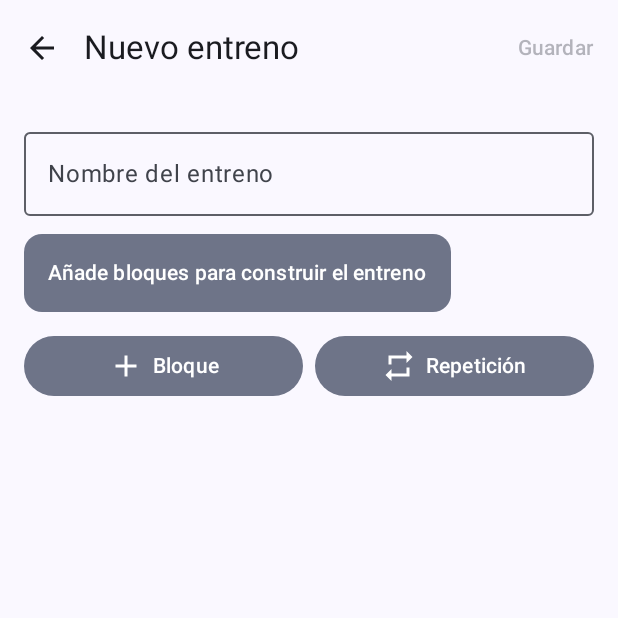
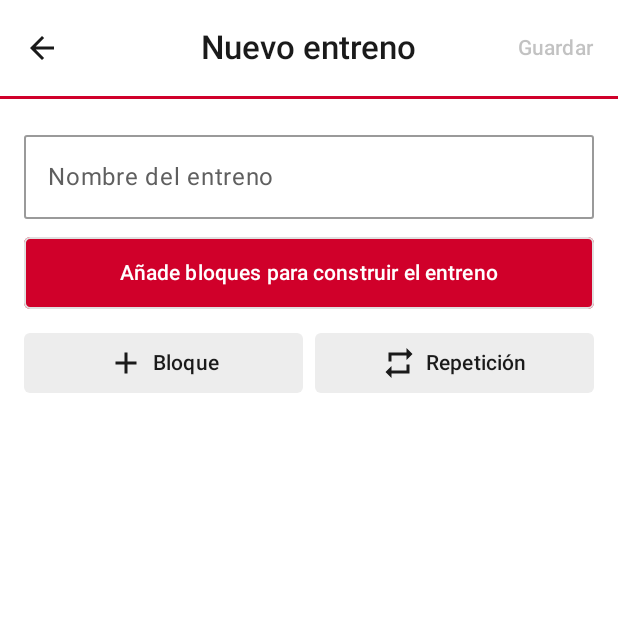
Before and after one commit to averok/running, an Android app built with Jetpack Compose: the screen it shows after launch (MainActivity), after a tap on "Nuevo entreno", on a phone screen of 412 x 824 dp, the top half of it. Run offline under Robolectric (Android 15) with nearby library versions, the phone set to English and light mode, and no system bars; 2 other taps on this screen came first.

Commit message:
Estilo visual inspirado en Polar Flow
Tema fijo con rojo de marca, formas planas y paleta de zonas para los
tipos de bloque. Componentes compartidos (PolarTopBar, PolarCard,
StatBlock, SectionHeader, PolarFab) aplicados a todas las pantallas.

Co-Authored-By: Claude Sonnet 5.5 <noreply@anthropic.com>

```diff
--- a/app/src/main/java/app/running/ui/Format.kt
+++ b/app/src/main/java/app/running/ui/Format.kt
@@ -54,3 +54,5 @@ fun Summary.label(): String {
     if (parts.isEmpty()) return "Sin datos"
     return (if (approx) "≈ " else "") + parts.joinToString(" · ")
 }
+
+fun Int.blocksLabel(): String = if (this == 1) "1 bloque" else "$this bloques"
--- a/app/src/main/java/app/running/ui/HomeBar.kt
+++ b/app/src/main/java/app/running/ui/HomeBar.kt
@@ -19,13 +19,18 @@ enum class HomeTab(val label: String, val icon: ImageVector) {
 
 @Composable
 fun HomeBar(vm: WorkoutViewModel) {
-    NavigationBar {
+    NavigationBar(containerColor = MaterialTheme.colorScheme.surface) {
         HomeTab.entries.forEach { t ->
             NavigationBarItem(
                 selected = vm.tab == t,
                 onClick = { vm.tab = t },
                 icon = { androidx.compose.material3.Icon(t.icon, null) },
                 label = { Text(t.label) },
+                colors = NavigationBarItemDefaults.colors(
+                    selectedIconColor = MaterialTheme.colorScheme.primary,
+                    selectedTextColor = MaterialTheme.colorScheme.primary,
+                    indicatorColor = MaterialTheme.colorScheme.primaryContainer,
+                ),
             )
         }
     }
--- /dev/null
+++ b/app/src/main/java/app/running/ui/PolarComponents.kt
@@ -0,0 +1,96 @@
+package app.running.ui
+
+import androidx.compose.foundation.BorderStroke
+import androidx.compose.foundation.background
+import androidx.compose.foundation.layout.*
+import androidx.compose.material3.*
+import androidx.compose.runtime.Composable
+import androidx.compose.ui.Alignment
+import androidx.compose.ui.Modifier
+import androidx.compose.ui.graphics.Color
+import androidx.compose.ui.graphics.vector.ImageVector
+import androidx.compose.ui.unit.dp
+import androidx.compose.ui.unit.sp
+
+/** Barra superior centrada con una línea roja debajo (identidad Polar). */
+@OptIn(ExperimentalMaterial3Api::class)
+@Composable
+fun PolarTopBar(
+    title: String,
+    navigationIcon: @Composable () -> Unit = {},
+    actions: @Composable RowScope.() -> Unit = {},
+) {
+    Column {
+        CenterAlignedTopAppBar(
+            title = { Text(title, style = MaterialTheme.typography.titleLarge) },
+            navigationIcon = navigationIcon,
+            actions = actions,
+            colors = TopAppBarDefaults.topAppBarColors(containerColor = MaterialTheme.colorScheme.background),
+        )
+        HorizontalDivider(thickness = 2.dp, color = MaterialTheme.colorScheme.primary)
+    }
+}
+
+/** Cabecera de sección: banda gris centrada con línea roja fina arriba. */
+@Composable
+fun SectionHeader(text: String, modifier: Modifier = Modifier) {
+    Column(modifier.fillMaxWidth()) {
+        HorizontalDivider(thickness = 1.dp, color = MaterialTheme.colorScheme.primary)
+        Box(
+            Modifier.fillMaxWidth().background(MaterialTheme.colorScheme.surfaceVariant).padding(vertical = 10.dp),
+            contentAlignment = Alignment.Center,
+        ) {
+            Text(text, style = MaterialTheme.typography.titleSmall)
+        }
+    }
+}
+
+/** Cifra grande con la unidad pequeña pegada y la etiqueta debajo. */
+@Composable
+fun StatBlock(
+    value: String,
+    unit: String?,
+    label: String,
+    modifier: Modifier = Modifier,
+    valueColor: Color = MaterialTheme.colorScheme.onSurface,
+    labelColor: Color = MaterialTheme.colorScheme.onSurfaceVariant,
+) {
+    Column(modifier, horizontalAlignment = Alignment.CenterHorizontally) {
+        Row(verticalAlignment = Alignment.Bottom) {
+            Text(value, style = StatNumber, color = valueColor)
+            if (unit != null) {
+                Text(unit, fontSize = 14.sp, color = valueColor, modifier = Modifier.padding(start = 2.dp, bottom = 4.dp))
+            }
+        }
+        Text(label, style = MaterialTheme.typography.labelMedium, color = labelColor)
+    }
+}
+
+/** Tarjeta plana con borde fino, sin sombra. */
+@Composable
+fun PolarCard(
+    modifier: Modifier = Modifier,
+    containerColor: Color = MaterialTheme.colorScheme.surface,
+    content: @Composable ColumnScope.() -> Unit,
+) {
+    Card(
+        modifier = modifier,
+        shape = MaterialTheme.shapes.medium,
+        colors = CardDefaults.cardColors(containerColor = containerColor),
+        border = BorderStroke(1.dp, MaterialTheme.colorScheme.outlineVariant),
+        elevation = CardDefaults.cardElevation(defaultElevation = 0.dp),
+        content = content,
+    )
+}
+
+@Composable
+fun PolarFab(text: String, icon: ImageVector, onClick: () -> Unit) {
+    ExtendedFloatingActionButton(
+        onClick = onClick,
+        icon = { Icon(icon, null) },
+        text = { Text(text) },
+        shape = MaterialTheme.shapes.medium,
+        containerColor = MaterialTheme.colorScheme.primary,
+        contentColor = MaterialTheme.colorScheme.onPrimary,
+    )
+}
--- a/app/src/main/java/app/running/ui/Theme.kt
+++ b/app/src/main/java/app/running/ui/Theme.kt
@@ -1,32 +1,114 @@
 package app.running.ui
 
-import android.os.Build
 import androidx.compose.foundation.isSystemInDarkTheme
+import androidx.compose.foundation.shape.RoundedCornerShape
 import androidx.compose.material3.*
 import androidx.compose.runtime.Composable
 import androidx.compose.ui.graphics.Color
-import androidx.compose.ui.platform.LocalContext
+import androidx.compose.ui.text.TextStyle
+import androidx.compose.ui.text.font.FontWeight
+import androidx.compose.ui.unit.dp
+import androidx.compose.ui.unit.sp
 import app.running.model.BlockType
+
+// Paleta inspirada en Polar Flow: rojo de marca sobre blanco/gris, y colores de zonas de intensidad.
+val PolarRed = Color(0xFFD0002A)
+val PolarBlue = Color(0xFF4FC3F0)
+val PolarAmber = Color(0xFFFFC72C)
+val PolarGreen = Color(0xFF9DBF4A)
+val PolarPink = Color(0xFFE0115F)
+val PolarGray = Color(0xFFB8BDBF)
+
+private val LightColors = lightColorScheme(
+    primary = PolarRed,
+    onPrimary = Color.White,
+    primaryContainer = Color(0xFFFFDADF),
+    onPrimaryContainer = Color(0xFF40000D),
+    secondary = Color(0xFF3D3A3F),
+    onSecondary = Color.White,
+    secondaryContainer = Color(0xFFEDEDED),
+    onSecondaryContainer = Color(0xFF1A1A1A),
+    tertiary = Color(0xFF0B7FA6),
+    background = Color.White,
+    onBackground = Color(0xFF1A1A1A),
+    surface = Color.White,
+    onSurface = Color(0xFF1A1A1A),
+    surfaceVariant = Color(0xFFF0F0F0),
+    onSurfaceVariant = Color(0xFF5F5F5F),
+    outline = Color(0xFF9A9A9A),
+    outlineVariant = Color(0xFFE0E0E0),
+    error = Color(0xFFB00020),
+    surfaceContainerLowest = Color.White,
+    surfaceContainerLow = Color(0xFFF7F7F7),
+    surfaceContainer = Color(0xFFF5F5F5),
+    surfaceContainerHigh = Color.White,
+    surfaceContainerHighest = Color(0xFFEDEDED),
+)
+
+private val DarkColors = darkColorScheme(
+    primary = Color(0xFFFF4D6A),
+    onPrimary = Color(0xFF40000D),
+    primaryContainer = Color(0xFF5C0A1B),
+    onPrimaryContainer = Color(0xFFFFDADF),
+    secondary = Color(0xFFC9C6CB),
+    onSecondary = Color(0xFF1A1A1A),
+    secondaryContainer = Color(0xFF2E2E32),
+    onSecondaryContainer = Color(0xFFEDEDED),
+    tertiary = PolarBlue,
+    background = Color(0xFF121214),
+    onBackground = Color(0xFFEDEDED),
+    surface = Color(0xFF121214),
+    onSurface = Color(0xFFEDEDED),
+    surfaceVariant = Color(0xFF2A2A2E),
+    onSurfaceVariant = Color(0xFFB5B5B8),
+    outline = Color(0xFF6F6F73),
+    outlineVariant = Color(0xFF3A3A3E),
+    error = Color(0xFFFF6B6B),
+    surfaceContainerLowest = Color(0xFF0E0E10),
+    surfaceContainerLow = Color(0xFF1A1A1D),
+    surfaceContainer = Color(0xFF1E1E21),
+    surfaceContainerHigh = Color(0xFF262629),
+    surfaceContainerHighest = Color(0xFF2E2E32),
+)
+
+/** Esquinas casi rectas, como en Polar. */
+private val PolarShapes = Shapes(
+    extraSmall = RoundedCornerShape(2.dp),
+    small = RoundedCornerShape(2.dp),
+    medium = RoundedCornerShape(4.dp),
+    large = RoundedCornerShape(4.dp),
+    extraLarge = RoundedCornerShape(6.dp),
+)
+
+private val base = Typography()
+private val PolarTypography = Typography(
+    headlineMedium = base.headlineMedium.copy(fontWeight = FontWeight.Bold),
+    headlineSmall = base.headlineSmall.copy(fontWeight = FontWeight.Bold),
+    titleLarge = base.titleLarge.copy(fontWeight = FontWeight.SemiBold),
+    titleMedium = base.titleMedium.copy(fontWeight = FontWeight.SemiBold),
+    titleSmall = base.titleSmall.copy(fontWeight = FontWeight.SemiBold),
+)
+
+/** Cifra grande de resumen (la unidad va aparte, más pequeña). */
+val StatNumber = TextStyle(fontSize = 28.sp, fontWeight = FontWeight.Bold)
 
 @Composable
 fun RunningTheme(content: @Composable () -> Unit) {
-    val dark = isSystemInDarkTheme()
-    val scheme = if (Build.VERSION.SDK_INT >= 31) {
-        val ctx = LocalContext.current
-        if (dark) dynamicDarkColorScheme(ctx) else dynamicLightColorScheme(ctx)
-    } else {
-        if (dark) darkColorScheme() else lightColorScheme()
-    }
-    MaterialTheme(colorScheme = scheme, content = content)
+    MaterialTheme(
+        colorScheme = if (isSystemInDarkTheme()) DarkColors else LightColors,
+        shapes = PolarShapes,
+        typography = PolarTypography,
+        content = content,
+    )
 }
 
-/** Color fijo por tipo de bloque para que se reconozcan igual en toda la app. */
+/** Color fijo por tipo de bloque (paleta de zonas de Polar) para que se reconozcan igual en toda la app. */
 fun BlockType.color(): Color = when (this) {
-    BlockType.WARMUP -> Color(0xFFF2A93B)
-    BlockType.WORK -> Color(0xFFE5484D)
-    BlockType.RECOVERY -> Color(0xFF30A46C)
-    BlockType.COOLDOWN -> Color(0xFF3E63DD)
-    BlockType.REST -> Color(0xFF8B8D98)
+    BlockType.WARMUP -> PolarAmber
+    BlockType.WORK -> PolarPink
+    BlockType.RECOVERY -> PolarGreen
+    BlockType.COOLDOWN -> PolarBlue
+    BlockType.REST -> PolarGray
 }
 
 /** Altura relativa en el cronograma: más alto = más intenso. */
--- a/app/src/main/java/app/running/ui/Timeline.kt
+++ b/app/src/main/java/app/running/ui/Timeline.kt
@@ -5,7 +5,6 @@ import androidx.compose.foundation.layout.*
 import androidx.compose.runtime.Composable
 import androidx.compose.ui.Alignment
 import androidx.compose.ui.Modifier
-import androidx.compose.ui.draw.clip
 import androidx.compose.ui.unit.dp
 import app.running.model.Block
 import app.running.model.timelineWeight
@@ -23,7 +22,6 @@ fun Timeline(blocks: List<Block>, modifier: Modifier = Modifier, height: Int = 3
                 Modifier
                     .weight(b.timelineWeight())
                     .fillMaxHeight(b.type.intensity())
-                    .clip(androidx.compose.foundation.shape.RoundedCornerShape(2.dp))
                     .background(b.type.color()),
             )
         }
--- a/app/src/main/java/app/running/ui/WorkoutEditorScreen.kt
+++ b/app/src/main/java/app/running/ui/WorkoutEditorScreen.kt
@@ -36,8 +36,8 @@ fun WorkoutEditorScreen(vm: WorkoutViewModel, draft: Workout) {
 
     Scaffold(
         topBar = {
-            TopAppBar(
-                title = { Text(if (vm.isNew) "Nuevo entreno" else "Editar entreno") },
+            PolarTopBar(
+                title = if (vm.isNew) "Nuevo entreno" else "Editar entreno",
                 navigationIcon = {
                     IconButton(onClick = close) { Icon(Icons.AutoMirrored.Filled.ArrowBack, "Volver") }
                 },
@@ -90,12 +90,12 @@ fun WorkoutEditorScreen(vm: WorkoutViewModel, draft: Workout) {
             }
             item {
                 Row(Modifier.fillMaxWidth(), horizontalArrangement = Arrangement.spacedBy(8.dp)) {
-                    FilledTonalButton(onClick = { dialog = DialogState.AddSingle }, Modifier.weight(1f)) {
+                    FilledTonalButton(onClick = { dialog = DialogState.AddSingle }, Modifier.weight(1f), shape = MaterialTheme.shapes.medium) {
                         Icon(Icons.Default.Add, null)
                         Spacer(Modifier.width(6.dp))
                         Text("Bloque")
                     }
-                    FilledTonalButton(onClick = vm::addGroup, Modifier.weight(1f)) {
+                    FilledTonalButton(onClick = vm::addGroup, Modifier.weight(1f), shape = MaterialTheme.shapes.medium) {
                         Icon(Icons.Default.Repeat, null)
                         Spacer(Modifier.width(6.dp))
                         Text("Repetición")
@@ -136,17 +136,33 @@ fun WorkoutEditorScreen(vm: WorkoutViewModel, draft: Workout) {
 @Composable
 private fun SummaryCard(w: Workout) {
     val blocks = w.expanded()
-    Card(colors = CardDefaults.cardColors(containerColor = MaterialTheme.colorScheme.secondaryContainer)) {
-        Column(Modifier.padding(16.dp)) {
-            Text(
-                if (blocks.isEmpty()) "Añade bloques para construir el entreno"
-                else "${blocks.size} bloques · ${blocks.summary().label()}",
-                style = MaterialTheme.typography.titleSmall,
-            )
-            if (blocks.isNotEmpty()) {
-                Spacer(Modifier.height(12.dp))
-                Timeline(blocks, height = 48)
+    PolarCard(Modifier.fillMaxWidth()) {
+        // Bloque rojo de resumen, como en Polar.
+        Column(
+            Modifier.fillMaxWidth().background(MaterialTheme.colorScheme.primary).padding(vertical = 14.dp, horizontal = 16.dp),
+            horizontalAlignment = Alignment.CenterHorizontally,
+        ) {
+            if (blocks.isEmpty()) {
+                Text(
+                    "Añade bloques para construir el entreno",
+                    style = MaterialTheme.typography.titleSmall,
+                    color = MaterialTheme.colorScheme.onPrimary,
+                )
+            } else {
+                Text(
+                    blocks.summary().label(),
+                    style = MaterialTheme.typography.headlineSmall,
+                    color = MaterialTheme.colorScheme.onPrimary,
+                )
+                Text(
+                    blocks.size.blocksLabel(),
+                    style = MaterialTheme.typography.labelMedium,
+                    color = MaterialTheme.colorScheme.onPrimary.copy(alpha = 0.85f),
+                )
             }
+        }
+        if (blocks.isNotEmpty()) {
+            Timeline(blocks, Modifier.padding(16.dp), height = 48)
         }
     }
 }
@@ -160,7 +176,7 @@ private fun SingleCard(
     onDuplicate: () -> Unit,
     onDelete: () -> Unit,
 ) {
-    Card(Modifier.fillMaxWidth()) {
+    PolarCard(Modifier.fillMaxWidth()) {
         BlockRow(item.block, onEdit) {
             SmallIconButton(onClick = onUp) { Icon(Icons.Default.KeyboardArrowUp, "Subir") }
             SmallIconButton(onClick = onDown) { Icon(Icons.Default.KeyboardArrowDown, "Bajar") }
@@ -184,9 +200,9 @@ private fun GroupCard(
     onDuplicate: () -> Unit,
     onDelete: () -> Unit,
 ) {
-    Card(
+    PolarCard(
         Modifier.fillMaxWidth(),
-        colors = CardDefaults.cardColors(containerColor = MaterialTheme.colorScheme.surfaceContainerHigh),
+        containerColor = MaterialTheme.colorScheme.surfaceVariant,
     ) {
         Column(Modifier.padding(vertical = 8.dp)) {
             Row(Modifier.padding(horizontal = 8.dp), verticalAlignment = Alignment.CenterVertically) {
@@ -227,7 +243,7 @@ private fun BlockRow(block: Block, onClick: () -> Unit, actions: @Composable Row
         Modifier.fillMaxWidth().clickable(onClick = onClick).padding(start = 12.dp, end = 4.dp, top = 8.dp, bottom = 8.dp),
         verticalAlignment = Alignment.CenterVertically,
     ) {
-        Box(Modifier.width(6.dp).height(40.dp).clip(RoundedCornerShape(3.dp)).background(block.type.color()))
+        Box(Modifier.width(6.dp).height(40.dp).background(block.type.color()))
         Spacer(Modifier.width(12.dp))
         Column(Modifier.weight(1f)) {
             Text(block.type.label, style = MaterialTheme.typography.titleSmall)
--- a/app/src/main/java/app/running/ui/WorkoutListScreen.kt
+++ b/app/src/main/java/app/running/ui/WorkoutListScreen.kt
@@ -23,15 +23,9 @@ fun WorkoutListScreen(vm: WorkoutViewModel) {
     var toDelete by remember { mutableStateOf<Workout?>(null) }
 
     Scaffold(
-        topBar = { TopAppBar(title = { Text("Mis entrenos") }) },
+        topBar = { PolarTopBar("Mis entrenos") },
         bottomBar = { HomeBar(vm) },
-        floatingActionButton = {
-            ExtendedFloatingActionButton(
-                onClick = vm::newWorkout,
-                icon = { Icon(Icons.Default.Add, null) },
-                text = { Text("Nuevo entreno") },
-            )
-        },
+        floatingActionButton = { PolarFab("Nuevo entreno", Icons.Default.Add, vm::newWorkout) },
     ) { padding ->
         if (workouts.isEmpty()) {
             Column(
@@ -55,13 +49,13 @@ fun WorkoutListScreen(vm: WorkoutViewModel) {
             ) {
                 items(workouts, key = { it.id }) { w ->
                     val blocks = w.expanded()
-                    Card(Modifier.fillMaxWidth().clickable { vm.edit(w) }) {
+                    PolarCard(Modifier.fillMaxWidth().clickable { vm.edit(w) }) {
                         Column(Modifier.padding(start = 16.dp, top = 12.dp, end = 8.dp, bottom = 16.dp)) {
                             Row(verticalAlignment = Alignment.CenterVertically) {
                                 Column(Modifier.weight(1f)) {
                                     Text(w.name, style = MaterialTheme.typography.titleMedium)
                                     Text(
-                                        "${blocks.size} bloques · ${blocks.summary().label()}",
+                                        "${blocks.size.blocksLabel()} · ${blocks.summary().label()}",
                                         style = MaterialTheme.typography.bodyMedium,
                                         color = MaterialTheme.colorScheme.onSurfaceVariant,
                                     )
```
Also changed, not shown: app/src/main/java/app/running/ui/SessionsScreen.kt (+13 -15 lines), app/src/main/java/app/running/ui/ShoesScreen.kt (+19 -17 lines), 1 other file.
